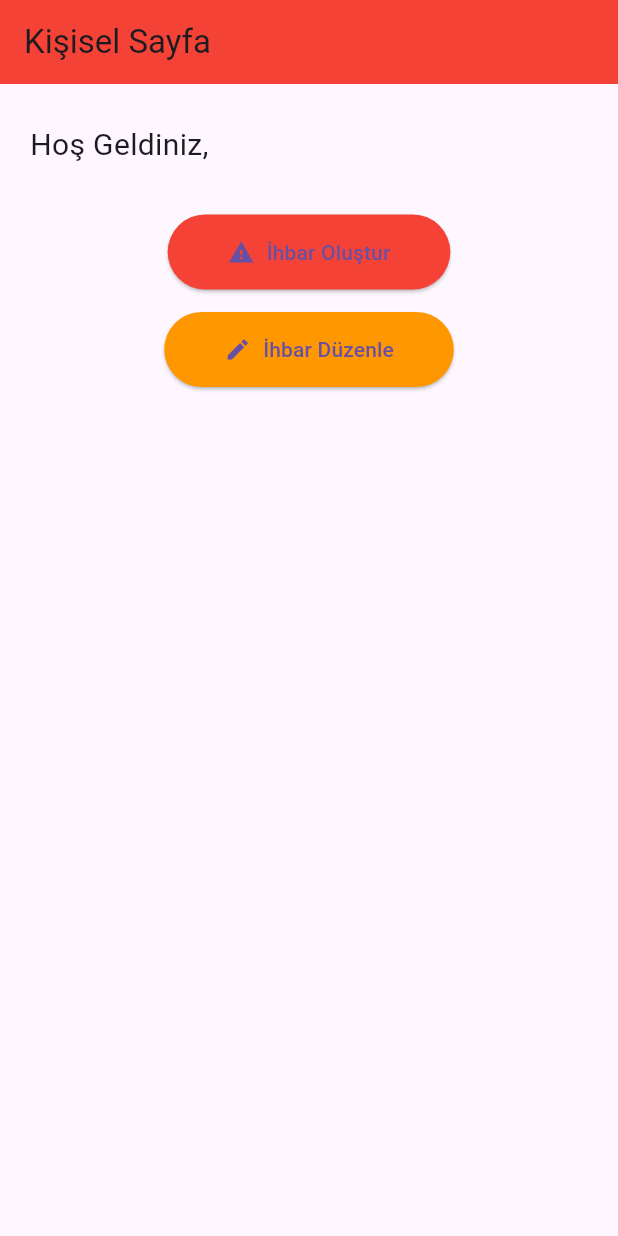
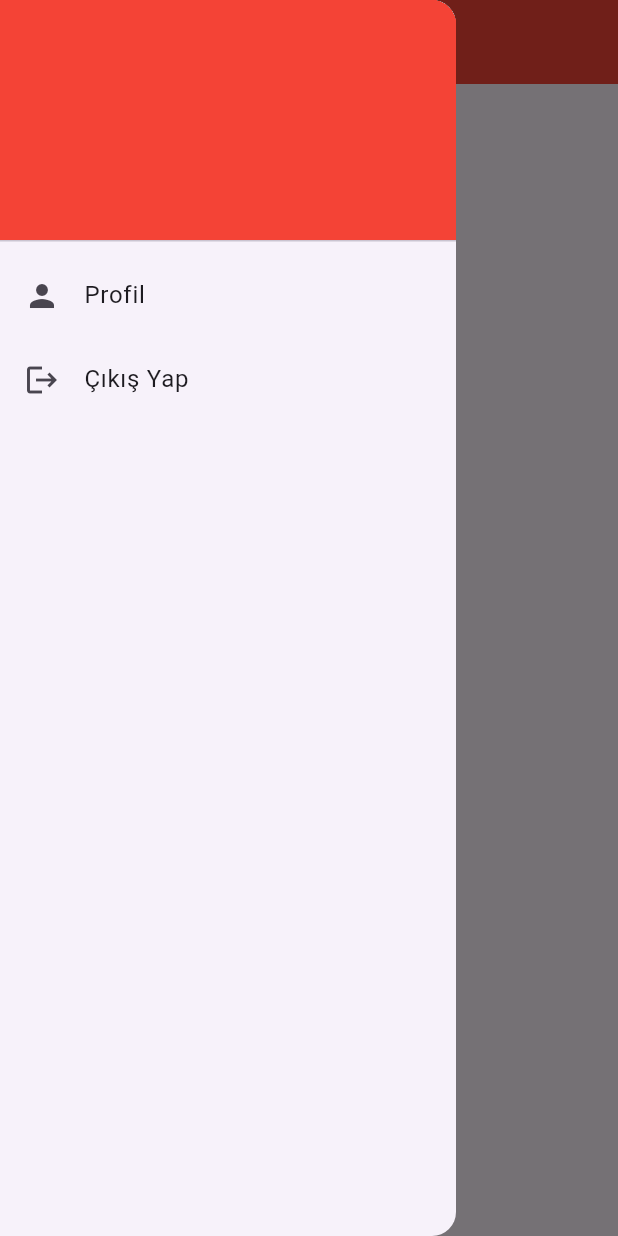
Before and after one commit to asude2/softwareEngineering_project, a Flutter app: the KisiselSayfa screen opened directly, with the side drawer open (before the commit the screen has no drawer), on a phone screen of 412 x 824 dp. Run offline on Flutter 3.47's test engine with Material 3 defaults, Android fonts, the phone set to English and light mode, and no system bars; our stand-ins replace cloud_firestore, firebase_auth, firebase_core, flutter_map, latlong2; accounts and stored records are empty.

Commit message:
sol üstteki ok butonu yerine çekmece(drawer)butonu ekledim ve çıkış yapmak profil sayfası gibi yeni geçiş sayfaları buraya eklenecek

```diff
--- a/lib/personalPage.dart
+++ b/lib/personalPage.dart
@@ -1,9 +1,11 @@
+import 'package:depsis_project/main.dart';
+import 'package:depsis_project/menu.dart';
+import 'package:depsis_project/profilePage.dart';
 import 'package:flutter/material.dart';
 import 'package:firebase_auth/firebase_auth.dart';
 import 'package:cloud_firestore/cloud_firestore.dart';
 import 'city_district_data.dart';
 import 'edit_not.dart';
-
 
 class KisiselSayfa extends StatefulWidget {
   const KisiselSayfa({super.key});
@@ -153,10 +155,62 @@ class _KisiselSayfaState extends State<KisiselSayfa> {
     return InputDecoration(labelText: label, border: OutlineInputBorder());
   }
 
+  void cikisYap() async {
+    await FirebaseAuth.instance.signOut();
+    Navigator.of(context).pushNamedAndRemoveUntil('/login', (route) => false);
+  }
+
   @override
   Widget build(BuildContext context) {
     return Scaffold(
-      appBar: AppBar(title: Text('Kişisel Sayfa'), backgroundColor: Colors.red),
+      appBar: AppBar(
+        title: Text('Kişisel Sayfa'),
+        backgroundColor: Colors.red,
+        leading: Builder(
+          builder: (context) => IconButton(
+            icon: Icon(Icons.menu), // 3 çizgi menü ikonu
+            onPressed: () => Scaffold.of(context).openDrawer(),
+          ),
+        ),
+      ),
+      drawer: Drawer(
+        child: ListView(
+          padding: EdgeInsets.zero,
+          children: [
+            DrawerHeader(
+              decoration: BoxDecoration(color: Colors.red),
+              child: Text(
+                '$ad $soyad',
+                style: TextStyle(color: Colors.white, fontSize: 24),
+              ),
+            ),
+            ListTile(
+              leading: Icon(Icons.person),
+              title: Text('Profil'),
+              onTap: () {
+                Navigator.pop(context); // Drawer kapansın
+                // Profil sayfasına yönlendir (örnek olarak EditNot sayfası)
+                Navigator.push(
+                  context,
+                  MaterialPageRoute(builder: (context) => ProfilePage()), // Profil sayfan varsa buraya yaz
+                );
+              },
+            ),
+            ListTile(
+              leading: Icon(Icons.logout),
+              title: Text('Çıkış Yap'),
+              onTap: () async {
+                await FirebaseAuth.instance.signOut();
+                Navigator.pushAndRemoveUntil(
+                  context,
+                  MaterialPageRoute(builder: (context) => AnaSayfa()), // giriş/kayıt sayfanın adı
+                      (Route<dynamic> route) => false,
+                );
+              },
+            ),
+          ],
+        ),
+      ),
       body: isLoading
           ? Center(child: CircularProgressIndicator())
           : SingleChildScrollView(
@@ -191,7 +245,6 @@ class _KisiselSayfaState extends State<KisiselSayfa> {
                     padding: EdgeInsets.symmetric(horizontal: 40, vertical: 15),
                   ),
                 ),
-
               ],
             ),
           ),
```
